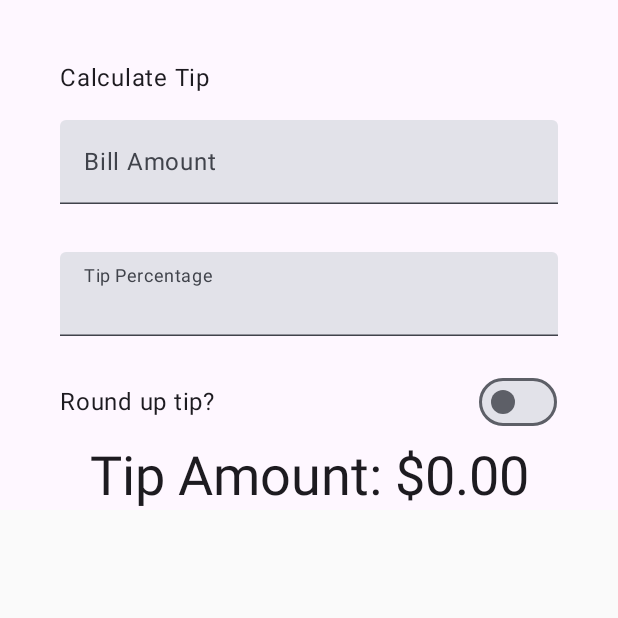
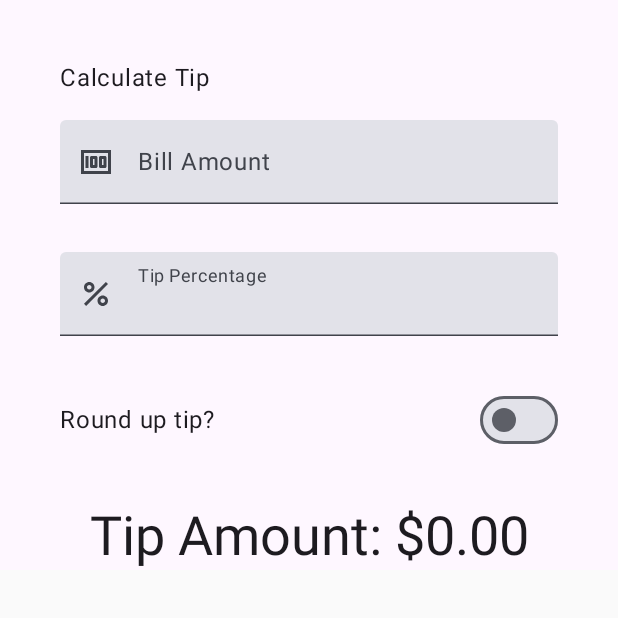
Before and after one commit to MuhammadMahi585/Tip-Calculator-App, an Android app built with Jetpack Compose: the screen it shows after launch (MainActivity), on a phone screen of 412 x 824 dp, the top half of it. Run offline under Robolectric (Android 15) with nearby library versions, the phone set to English and light mode, and no system bars.

Commit message:
complete app

```diff
--- a/app/src/main/java/com/example/tipcalculator/MainActivity.kt
+++ b/app/src/main/java/com/example/tipcalculator/MainActivity.kt
@@ -1,21 +1,22 @@
 package com.example.tipcalculator
-
 import android.os.Bundle
 import androidx.activity.ComponentActivity
 import androidx.activity.compose.setContent
 import androidx.activity.enableEdgeToEdge
+import androidx.annotation.DrawableRes
+import androidx.annotation.StringRes
 import androidx.compose.foundation.layout.Arrangement
 import androidx.compose.foundation.layout.Column
 import androidx.compose.foundation.layout.Row
-import androidx.compose.foundation.layout.Spacer
 import androidx.compose.foundation.layout.fillMaxWidth
 import androidx.compose.foundation.layout.padding
 import androidx.compose.foundation.layout.safeDrawingPadding
-import androidx.compose.foundation.layout.size
 import androidx.compose.foundation.layout.statusBarsPadding
+import androidx.compose.foundation.layout.wrapContentWidth
 import androidx.compose.foundation.rememberScrollState
 import androidx.compose.foundation.text.KeyboardOptions
 import androidx.compose.foundation.verticalScroll
+import androidx.compose.material3.Icon
 import androidx.compose.material3.MaterialTheme
 import androidx.compose.material3.Surface
 import androidx.compose.material3.Switch
@@ -28,7 +29,9 @@ import androidx.compose.runtime.remember
 import androidx.compose.runtime.setValue
 import androidx.compose.ui.Alignment
 import androidx.compose.ui.Modifier
+import androidx.compose.ui.res.painterResource
 import androidx.compose.ui.res.stringResource
+import androidx.compose.ui.text.input.ImeAction
 import androidx.compose.ui.text.input.KeyboardType
 import androidx.compose.ui.tooling.preview.Preview
 import androidx.compose.ui.unit.dp
@@ -73,34 +76,43 @@ fun TipTimeLayout() {
                     .align(alignment = Alignment.Start)
             )
             EditNumberField(
+                label =R.string.bill_amount,
+                leadingIcon = R.drawable.money,
                 value = amountInput,
                 onValueChange = { amountInput = it },
+                keyboardOption = KeyboardOptions.Default.copy(
+                    keyboardType = KeyboardType.Number,
+                    imeAction = ImeAction.Next),
                 modifier = Modifier
                     .padding(bottom = 32.dp)
                     .fillMaxWidth()
             )
-            GetTipPercentage(
-                percentage = percentage,
+            EditNumberField(
+                label = R.string.how_was_the_service,
+                leadingIcon = R.drawable.percent,
+                value = percentage ,
                 onValueChange = { percentage = it },
+                keyboardOption = KeyboardOptions.Default.copy(
+                    keyboardType = KeyboardType.Number,
+                    imeAction = ImeAction.Done),
                 modifier = Modifier
                     .padding(bottom = 32.dp)
-                    .fillMaxWidth()
-            )
+                    .fillMaxWidth())
             SwitchChecked(
                 checked = isChecked,
                 onCheckedChange = { isChecked = it },
                 modifier =
                 Modifier
-                    .fillMaxWidth()
-                    .padding(bottom = 16.dp)
+                    .padding(bottom = 32.dp)
             )
             Text(
                 text = stringResource(R.string.tip_amount, tip),
                 style = MaterialTheme.typography.displaySmall
             )
 
-    }
+        }
 }
+
 @Composable
 fun SwitchChecked(
     checked: Boolean,
@@ -109,56 +121,48 @@ fun SwitchChecked(
     Row(modifier = modifier
         .fillMaxWidth(),
         verticalAlignment = Alignment.CenterVertically
-
     )
     {
         Text(
             text = stringResource(id = R.string.round_up_tip),
-           modifier = Modifier.weight(1f)
+
         )
         Switch(
             checked = checked,
             onCheckedChange = onCheckedChange,
-            modifier = Modifier.size(16.dp),
+            modifier = Modifier
+                .fillMaxWidth()
+                .wrapContentWidth(Alignment.End),
         )
-        Spacer(modifier = Modifier.padding(9.dp))
+
+
     }
 }
 
 @Composable
 fun EditNumberField(
+    @StringRes label: Int,
+    @DrawableRes leadingIcon: Int,
     value: String,
     onValueChange: (String) -> Unit,
+    keyboardOption: KeyboardOptions,
     modifier: Modifier = Modifier
 ) {
     TextField(
         value = value,
+        leadingIcon = {Icon(painter = painterResource(id = leadingIcon),null)},
         onValueChange = onValueChange,
         singleLine = true,
-        label = { Text(stringResource(R.string.bill_amount)) },
-        keyboardOptions = KeyboardOptions(keyboardType = KeyboardType.Number),
+        label = { Text(stringResource(label)) },
+         keyboardOptions = keyboardOption,
         modifier = modifier
     )
-}
-@Composable
-fun GetTipPercentage(
-    percentage: String,
-    onValueChange: (String) -> Unit,
-    modifier: Modifier){
-    TextField(
-        value = percentage,
-        onValueChange = onValueChange,
-        modifier = modifier,
-        singleLine = true,
-        label = {Text(stringResource(id = R.string.how_was_the_service))},
-        keyboardOptions = KeyboardOptions(keyboardType = KeyboardType.Number))
 }
 
 private fun calculateTip(amount: Double, tipPercent: Double,isChecked: Boolean): String {
     var tip = tipPercent / 100 * amount
-    if(isChecked==true){
+    if(isChecked){
         tip = kotlin.math.ceil(tip)
-
     }
     return NumberFormat.getCurrencyInstance().format(tip)
 }
--- /dev/null
+++ b/app/src/main/res/drawable/money.xml
@@ -0,0 +1,7 @@
+<vector xmlns:android="http://schemas.android.com/apk/res/android" android:height="24dp" android:tint="#000000" android:viewportHeight="24" android:viewportWidth="24" android:width="24dp">
+
+    <path android:fillColor="@android:color/white" android:pathData="M5,8h2v8L5,16zM12,8L9,8c-0.55,0 -1,0.45 -1,1v6c0,0.55 0.45,1 1,1h3c0.55,0 1,-0.45 1,-1L13,9c0,-0.55 -0.45,-1 -1,-1zM11,14h-1v-4h1v4zM18,8h-3c-0.55,0 -1,0.45 -1,1v6c0,0.55 0.45,1 1,1h3c0.55,0 1,-0.45 1,-1L19,9c0,-0.55 -0.45,-1 -1,-1zM17,14h-1v-4h1v4z"/>
+
+    <path android:fillColor="@android:color/white" android:pathData="M2,4v16h20L22,4L2,4zM4,18L4,6h16v12L4,18z"/>
+
+</vector>
--- /dev/null
+++ b/app/src/main/res/drawable/percent.xml
@@ -0,0 +1,9 @@
+<vector xmlns:android="http://schemas.android.com/apk/res/android" android:height="24dp" android:tint="#000000" android:viewportHeight="24" android:viewportWidth="24" android:width="24dp">
+
+    <path android:fillColor="@android:color/white" android:pathData="M7.5,11C9.43,11 11,9.43 11,7.5S9.43,4 7.5,4S4,5.57 4,7.5S5.57,11 7.5,11zM7.5,6C8.33,6 9,6.67 9,7.5S8.33,9 7.5,9S6,8.33 6,7.5S6.67,6 7.5,6z"/>
+
+    <path android:fillColor="@android:color/white" android:pathData="M4.002,18.583l14.587,-14.587l1.414,1.414l-14.587,14.587z"/>
+
+    <path android:fillColor="@android:color/white" android:pathData="M16.5,13c-1.93,0 -3.5,1.57 -3.5,3.5s1.57,3.5 3.5,3.5s3.5,-1.57 3.5,-3.5S18.43,13 16.5,13zM16.5,18c-0.83,0 -1.5,-0.67 -1.5,-1.5s0.67,-1.5 1.5,-1.5s1.5,0.67 1.5,1.5S17.33,18 16.5,18z"/>
+
+</vector>
```
